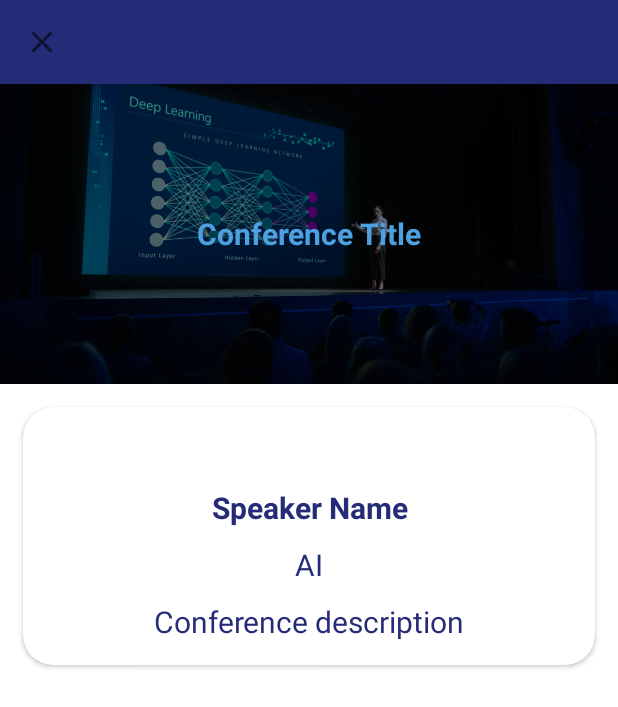
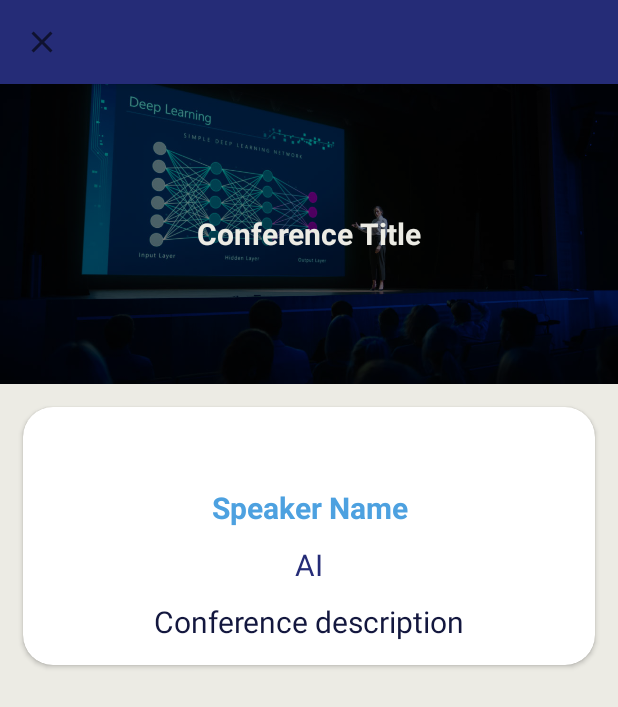
Before and after one commit to drakearch/AIcon, an Android app: the ScheduleDetailDialogFragment screen opened through its navigation route, on a phone screen of 412 x 824 dp. Shown: the top 707 px of the screen. Run offline under Robolectric (Android 15) with nearby library versions, the phone set to English and light mode, and no system bars; our stand-ins replace Firebase (no records; nobody signed in at launch, a user with empty details on screens opened directly), navigation-ui; 7 statements that could not run were skipped.

Commit message:
Issue #5 Changing colors according to themes

```diff
--- a/app/src/main/res/drawable/ic_close.xml
+++ b/app/src/main/res/drawable/ic_close.xml
@@ -5,6 +5,6 @@
     android:viewportHeight="24"
     android:tint="?attr/colorControlNormal">
   <path
-      android:fillColor="@color/white"
+      android:fillColor="#FFFFFF"
       android:pathData="M19,6.41L17.59,5 12,10.59 6.41,5 5,6.41 10.59,12 5,17.59 6.41,19 12,13.41 17.59,19 19,17.59 13.41,12z"/>
 </vector>
--- a/app/src/main/res/drawable/shape_keyword.xml
+++ b/app/src/main/res/drawable/shape_keyword.xml
@@ -1,7 +1,7 @@
 <?xml version="1.0" encoding="utf-8"?>
 <shape xmlns:android="http://schemas.android.com/apk/res/android">
     <solid
-        android:color="@color/colorPrimary"/>
+        android:color="@color/blue_200"/>
     <corners
         android:radius="5dp"/>
     <padding
--- a/app/src/main/res/drawable/shape_paragraph.xml
+++ b/app/src/main/res/drawable/shape_paragraph.xml
@@ -3,6 +3,6 @@
     <corners
         android:radius="20dp"/>
     <stroke
-        android:color="@color/colorPrimary"
+        android:color="@color/white_700"
         android:width="1dp"/>
 </shape>
--- a/app/src/main/res/layout/activity_main.xml
+++ b/app/src/main/res/layout/activity_main.xml
@@ -7,7 +7,8 @@
 
     <com.google.android.material.appbar.AppBarLayout
         android:layout_width="match_parent"
-        android:layout_height="wrap_content">
+        android:layout_height="wrap_content"
+        android:background="?attr/colorSecondary">
 
         <Toolbar
             android:layout_width="match_parent"
--- a/app/src/main/res/layout/fragment_home.xml
+++ b/app/src/main/res/layout/fragment_home.xml
@@ -20,7 +20,9 @@
                 android:layout_height="wrap_content"
                 app:cardCornerRadius="@dimen/cardCornerRadius"
                 app:cardElevation="@dimen/cardElevation"
-                android:layout_margin="15dp">
+                android:layout_marginTop="@dimen/cardMargin"
+                android:layout_marginLeft="@dimen/cardMargin"
+                android:layout_marginRight="@dimen/cardMargin">
 
                 <LinearLayout
                     android:layout_width="match_parent"
@@ -38,14 +40,14 @@
                     <View
                         android:layout_width="match_parent"
                         android:layout_height="1dp"
-                        android:background="@color/colorPrimary"/>
+                        android:background="@color/white_700"/>
 
                     <TextView
                         android:layout_width="match_parent"
                         android:layout_height="wrap_content"
                         android:textStyle="bold"
                         android:textSize="@dimen/titleSize"
-                        android:textColor="@color/colorPrimaryDark"
+                        android:textColor="@color/blue_500"
                         android:layout_marginRight="@dimen/homeSubtitleMargin"
                         android:layout_marginLeft="@dimen/homeSubtitleMargin"
                         android:layout_marginTop="@dimen/homeSubtitleMargin"
@@ -54,14 +56,14 @@
                     <View
                         android:layout_width="match_parent"
                         android:layout_height="1dp"
-                        android:background="@color/colorPrimary"
+                        android:background="@color/white_700"
                         android:layout_marginTop="10dp"/>
 
                     <TextView
                         android:layout_width="match_parent"
                         android:layout_height="wrap_content"
                         android:textSize="@dimen/homeSubtitleSize"
-                        android:textColor="@color/colorPrimary"
+                        android:textColor="@color/blue_700"
                         android:layout_marginRight="@dimen/homeSubtitleMargin"
                         android:layout_marginLeft="@dimen/homeSubtitleMargin"
                         android:layout_marginTop="@dimen/homeSubtitleMargin"
@@ -81,7 +83,9 @@
                 android:layout_height="wrap_content"
                 app:cardCornerRadius="@dimen/cardCornerRadius"
                 app:cardElevation="@dimen/cardElevation"
-                android:layout_margin="15dp">
+                android:layout_marginTop="@dimen/cardMargin"
+                android:layout_marginLeft="@dimen/cardMargin"
+                android:layout_marginRight="@dimen/cardMargin">
 
                 <LinearLayout
                     android:layout_width="match_parent"
@@ -98,14 +102,14 @@
                     <View
                         android:layout_width="match_parent"
                         android:layout_height="1dp"
-                        android:background="@color/colorPrimary"/>
+                        android:background="@color/white_700"/>
 
                     <TextView
                         android:layout_width="match_parent"
                         android:layout_height="wrap_content"
                         android:textStyle="bold"
                         android:textSize="@dimen/titleSize"
-                        android:textColor="@color/colorPrimaryDark"
+                        android:textColor="@color/blue_500"
                         android:layout_marginRight="@dimen/homeSubtitleMargin"
                         android:layout_marginLeft="@dimen/homeSubtitleMargin"
                         android:layout_marginTop="@dimen/homeSubtitleMargin"
@@ -114,14 +118,14 @@
                     <View
                         android:layout_width="match_parent"
                         android:layout_height="1dp"
-                        android:background="@color/colorPrimary"
+                        android:background="@color/white_700"
                         android:layout_marginTop="10dp"/>
 
                     <TextView
                         android:layout_width="match_parent"
                         android:layout_height="wrap_content"
                         android:textSize="@dimen/homeSubtitleSize"
-                        android:textColor="@color/colorPrimary"
+                        android:textColor="@color/blue_700"
                         android:layout_marginRight="@dimen/homeSubtitleMargin"
                         android:layout_marginLeft="@dimen/homeSubtitleMargin"
                         android:layout_marginTop="@dimen/homeSubtitleMargin"
@@ -143,7 +147,9 @@
                 android:layout_height="wrap_content"
                 app:cardCornerRadius="@dimen/cardCornerRadius"
                 app:cardElevation="@dimen/cardElevation"
-                android:layout_margin="15dp">
+                android:layout_marginTop="@dimen/cardMargin"
+                android:layout_marginLeft="@dimen/cardMargin"
+                android:layout_marginRight="@dimen/cardMargin">
 
                 <LinearLayout
                     android:layout_width="match_parent"
@@ -160,14 +166,14 @@
                     <View
                         android:layout_width="match_parent"
                         android:layout_height="1dp"
-                        android:background="@color/colorPrimary"/>
+                        android:background="@color/white_700"/>
 
                     <TextView
                         android:layout_width="match_parent"
                         android:layout_height="wrap_content"
                         android:textStyle="bold"
                         android:textSize="@dimen/titleSize"
-                        android:textColor="@color/colorPrimaryDark"
+                        android:textColor="@color/blue_500"
                         android:layout_marginRight="@dimen/homeSubtitleMargin"
                         android:layout_marginLeft="@dimen/homeSubtitleMargin"
                         android:layout_marginTop="@dimen/homeSubtitleMargin"
@@ -176,14 +182,14 @@
                     <View
                         android:layout_width="match_parent"
                         android:layout_height="1dp"
-                        android:background="@color/colorPrimary"
+                        android:background="@color/white_700"
                         android:layout_marginTop="10dp"/>
 
                     <TextView
                         android:layout_width="match_parent"
                         android:layout_height="wrap_content"
                         android:textSize="@dimen/homeSubtitleSize"
-                        android:textColor="@color/colorPrimary"
+                        android:textColor="@color/blue_700"
                         android:layout_marginRight="@dimen/homeSubtitleMargin"
                         android:layout_marginLeft="@dimen/homeSubtitleMargin"
                         android:layout_marginTop="@dimen/homeSubtitleMargin"
--- a/app/src/main/res/layout/fragment_schedule.xml
+++ b/app/src/main/res/layout/fragment_schedule.xml
@@ -15,10 +15,10 @@
         android:layout_width="match_parent"
         android:layout_height="match_parent">
         <View
-            android:background="@color/colorPrimary"
+            android:background="?attr/colorPrimaryVariant"
             android:layout_width="match_parent"
             android:layout_height="match_parent"
-            android:alpha="0.75"/>
+            android:alpha="0.9"/>
         <ProgressBar
             android:layout_width="wrap_content"
             android:layout_height="wrap_content"
--- a/app/src/main/res/layout/fragment_schedule_detail_dialog.xml
+++ b/app/src/main/res/layout/fragment_schedule_detail_dialog.xml
@@ -43,7 +43,7 @@
                         android:layout_height="wrap_content"
                         android:text="Conference Title"
                         android:textSize="@dimen/titleSize"
-                        android:textColor="@color/colorAccent"
+                        android:textColor="?attr/colorSecondary"
                         android:textStyle="bold"
                         android:gravity="center_horizontal"
                         android:layout_centerInParent="true"/>
@@ -67,7 +67,7 @@
                             android:layout_height="wrap_content"
                             android:text="00:00"
                             android:textSize="@dimen/titleSize"
-                            android:textColor="@color/colorPrimary"
+                            android:textColor="?attr/colorPrimaryVariant"
                             android:gravity="center_horizontal"
                             android:layout_centerInParent="true"
                             android:layout_margin="5dp"/>
@@ -78,7 +78,7 @@
                             android:text="Speaker Name"
                             android:textStyle="bold"
                             android:textSize="@dimen/titleSize"
-                            android:textColor="@color/colorPrimary"
+                            android:textColor="?attr/colorOnPrimary"
                             android:gravity="center_horizontal"
                             android:layout_margin="5dp"/>
                         <TextView
@@ -87,7 +87,7 @@
                             android:layout_height="wrap_content"
                             android:text="AI"
                             android:textSize="@dimen/titleSize"
-                            android:textColor="@color/colorPrimary"
+                            android:textColor="?attr/colorPrimary"
                             android:gravity="center_horizontal"
                             android:layout_margin="5dp"/>
                         <TextView
@@ -96,7 +96,7 @@
                             android:layout_height="wrap_content"
                             android:text="Conference description"
                             android:textSize="@dimen/titleSize"
-                            android:textColor="@color/colorPrimary"
+                            android:textColor="?attr/colorPrimaryVariant"
                             android:gravity="center_horizontal"
                             android:layout_margin="5dp"/>
 
--- a/app/src/main/res/layout/fragment_speakers.xml
+++ b/app/src/main/res/layout/fragment_speakers.xml
@@ -16,10 +16,10 @@
         android:layout_width="match_parent"
         android:layout_height="match_parent">
         <View
-            android:background="@color/colorPrimary"
+            android:background="?attr/colorPrimaryVariant"
             android:layout_width="match_parent"
             android:layout_height="match_parent"
-            android:alpha="0.75"/>
+            android:alpha="0.9"/>
         <ProgressBar
             android:layout_width="wrap_content"
             android:layout_height="wrap_content"
--- a/app/src/main/res/layout/item_speaker.xml
+++ b/app/src/main/res/layout/item_speaker.xml
@@ -30,7 +30,7 @@
             android:layout_height="wrap_content"
             android:textStyle="bold"
             android:textSize="@dimen/titleSize"
-            android:textColor="@color/colorPrimaryDark"
+            android:textColor="?attr/colorPrimary"
             android:text="Speaker Name"
             android:gravity="center_horizontal"/>
 
@@ -39,7 +39,7 @@
             android:layout_width="match_parent"
             android:layout_height="wrap_content"
             android:textSize="@dimen/homeSubtitleSize"
-            android:textColor="@color/colorAccent"
+            android:textColor="?attr/colorOnPrimary"
             android:gravity="center_horizontal"
             android:text="Speaker job"/>
 
--- a/app/src/main/res/values/colors.xml
+++ b/app/src/main/res/values/colors.xml
@@ -1,8 +1,11 @@
 <?xml version="1.0" encoding="utf-8"?>
 <resources>
-    <color name="colorPrimary">#252c77</color>
-    <color name="colorPrimaryDark">#121639</color>
-    <color name="colorAccent">#4da1e0</color>
+    <color name="blue_200">#4DA1E0</color>
+    <color name="blue_500">#252C77</color>
+    <color name="blue_700">#13173E</color>
+    <color name="white_200">#FAFAFF</color>
+    <color name="white_500">#ECEBE4</color>
+    <color name="white_700">#CCC9B7</color>
     <color name="purple_200">#FFBB86FC</color>
     <color name="purple_500">#FF6200EE</color>
     <color name="purple_700">#FF3700B3</color>
--- a/app/src/main/res/values/themes.xml
+++ b/app/src/main/res/values/themes.xml
@@ -2,13 +2,13 @@
     <!-- Base application theme. -->
     <style name="Theme.AIcon" parent="Theme.MaterialComponents.DayNight.NoActionBar">
         <!-- Primary brand color. -->
-        <item name="colorPrimary">@color/purple_500</item>
-        <item name="colorPrimaryVariant">@color/purple_700</item>
-        <item name="colorOnPrimary">@color/white</item>
+        <item name="colorPrimary">@color/blue_500</item>
+        <item name="colorPrimaryVariant">@color/blue_700</item>
+        <item name="colorOnPrimary">@color/blue_200</item>
         <!-- Secondary brand color. -->
-        <item name="colorSecondary">@color/teal_200</item>
-        <item name="colorSecondaryVariant">@color/teal_700</item>
-        <item name="colorOnSecondary">@color/black</item>
+        <item name="colorSecondary">@color/white_500</item>
+        <item name="colorSecondaryVariant">@color/white_700</item>
+        <item name="colorOnSecondary">@color/white_200</item>
         <!-- Status bar color. -->
         <item name="android:statusBarColor" tools:targetApi="l">?attr/colorPrimaryVariant</item>
         <!-- Customize your theme here. -->
@@ -18,12 +18,18 @@
 
     <style name="FullscreenDialogStyle" parent="Theme.MaterialComponents.DayNight.Dialog">
         <item name="android:windowNoTitle">true</item>
-        <item name="colorPrimary">@color/colorPrimary</item>
-        <item name="colorPrimaryDark">@color/colorPrimaryDark</item>
+        <!-- Primary brand color. -->
+        <item name="colorPrimary">@color/blue_500</item>
+        <item name="colorPrimaryVariant">@color/blue_700</item>
+        <item name="colorOnPrimary">@color/blue_200</item>
+        <!-- Secondary brand color. -->
+        <item name="colorSecondary">@color/white_500</item>
+        <item name="colorSecondaryVariant">@color/white_700</item>
+        <item name="colorOnSecondary">@color/white_200</item>
 
         <item name="android:windowFullscreen">false</item>
         <item name="android:windowIsFloating">false</item>
-        <item name="android:windowBackground">@color/white</item>
+        <item name="android:windowBackground">@color/white_500</item>
 
         <item name="android:windowEnterAnimation">@android:anim/slide_in_left</item>
         <item name="android:windowExitAnimation">@android:anim/slide_out_right</item>
```
Also changed, not shown: app/src/main/res/layout/fragment_speakers_detail_dialog.xml (+4 -4 lines), app/src/main/res/layout/fragment_ubication_detail_dialog.xml (+8 -13 lines), app/src/main/res/layout/item_schedule.xml (+5 -5 lines).
